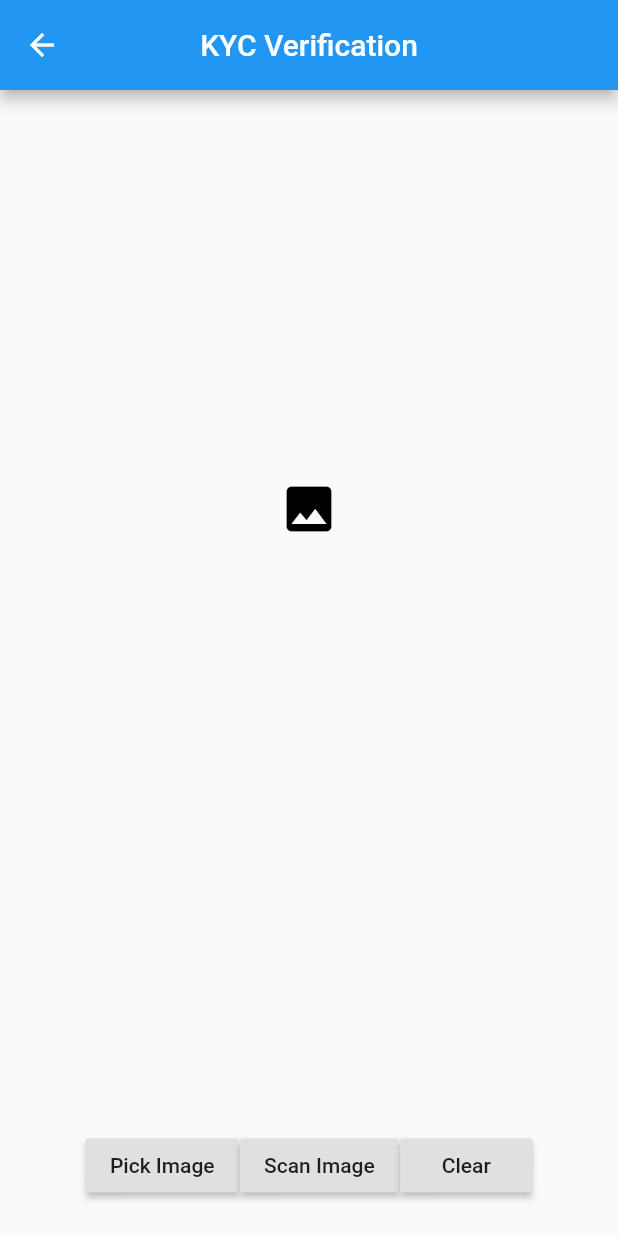
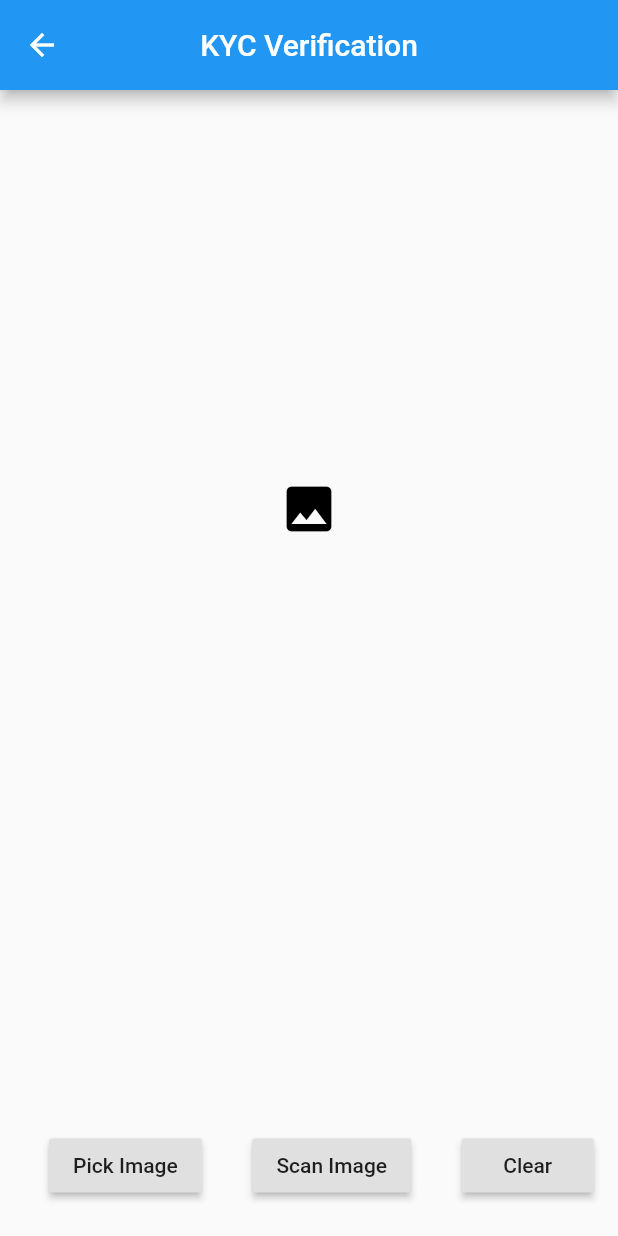
Before and after one commit to Iamprashanth-1/creditapp, a Flutter app: the MainPage screen opened directly, on a phone screen of 412 x 824 dp. Run offline on Flutter 3.47's test engine with Material 2 defaults, Android fonts, the phone set to English and light mode, and no system bars; our stand-ins replace camera, carousel_slider, flutter_bluetooth_serial, flutter_login, fluttertoast, google_sign_in and 4 more; missing offline and left inert: clipboard, firebase_ml_vision, merge_images, status_alert; accounts and stored records are empty; network calls fail.

Commit message:
fixing buttons

```diff
--- a/lib/log.dart
+++ b/lib/log.dart
@@ -7,7 +7,6 @@ const users = const {
   'hunter@gmail.com': 'hunter',
   'abcd@gmail.com': '12345',
   'mpr5045@gmail.com': 'mpr5045',
-  "new@new.com": "00000"
 };
 
 class Logg extends StatelessWidget {
--- a/lib/registration/apisr.dart
+++ b/lib/registration/apisr.dart
@@ -83,7 +83,7 @@ class _MyAppState extends State<MyApp> {
     return MaterialApp(
       title: 'Update Data Example',
       theme: ThemeData(
-        primarySwatch: Colors.blue,
+        primarySwatch: const Color(0xFF757575),
       ),
       home: Scaffold(
         appBar: AppBar(
--- a/lib/widget/apis.dart
+++ b/lib/widget/apis.dart
@@ -83,7 +83,7 @@ class _MyAppState extends State<MyApp> {
     return MaterialApp(
       title: 'Update Data Example',
       theme: ThemeData(
-        primarySwatch: Colors.blue,
+        primarySwatch: const Color(0xFF757575),
       ),
       home: Scaffold(
         appBar: AppBar(
--- a/lib/widget/controls_widget.dart
+++ b/lib/widget/controls_widget.dart
@@ -15,7 +15,8 @@ class ControlsWidget extends StatelessWidget {
 
   @override
   Widget build(BuildContext context) => Row(
-        mainAxisAlignment: MainAxisAlignment.center,
+        mainAxisAlignment: MainAxisAlignment.spaceAround,
+
         children: [
           const SizedBox(width: 0.1),
           RaisedButton(
--- a/lib/widget/dash.dart
+++ b/lib/widget/dash.dart
@@ -183,7 +183,7 @@ class _MyStatefulWidgetState extends State<MyStatefulWidget> {
           currentIndex: _selectedIndex,
           // selectedItemColor: Colors.white,//1
           // unselectedItemColor: const Color(0xFF90CAF9),//1
-          selectedItemColor: Colors.blue, //2
+          selectedItemColor: const Color(0xFF253C80), //2
           unselectedItemColor: const Color(0xFF757575), //2
           onTap: _onItemTapped,
           iconSize: 25,
```
Also changed, not shown: pubspec.lock.
